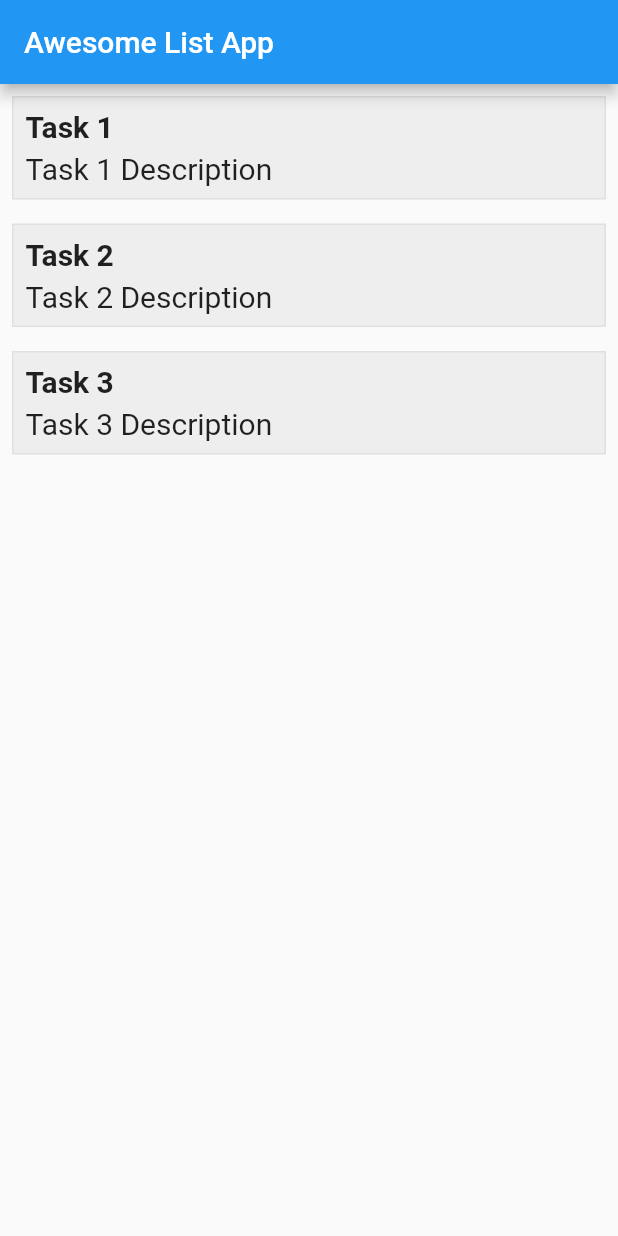
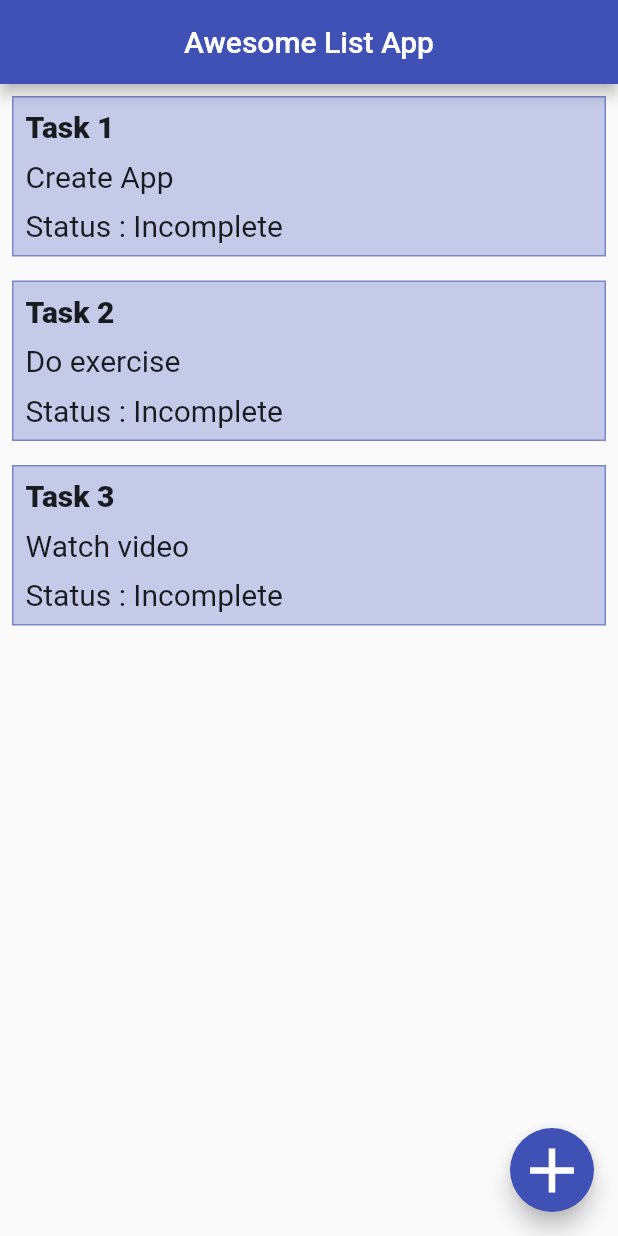
Before and after one commit to tomyamGTX/flutter_note, a Flutter app: the screen it shows after launch, on a phone screen of 412 x 824 dp. Run offline on Flutter 3.47's test engine with Material 2 defaults, Android fonts, the phone set to English and light mode, and no system bars.

Commit message:
change design

```diff
--- a/lib/main.dart
+++ b/lib/main.dart
@@ -13,7 +13,7 @@ class MyApp extends StatelessWidget {
       title: 'Flutter Note',
       theme: ThemeData(
 textTheme: TextTheme(headline4: TextStyle(color: Colors.indigo) ),
-        primarySwatch: Colors.blue,
+        primarySwatch: Colors.indigo,
       ),
       home: MyHomePage(title: 'Flutter Note App'),
     );
--- a/lib/model/task.model.dart
+++ b/lib/model/task.model.dart
@@ -1,12 +1,13 @@
 class Task {
   String title;
   String description;
+  String status;
 
-  Task({this.title, this.description});
+  Task({this.title, this.description,this.status});
 }
 
 List<Task> taskList = [
-  Task(title: 'Task 1', description: 'Task 1 Description'),
-  Task(title: 'Task 2', description: 'Task 2 Description'),
-  Task(title: 'Task 3', description: 'Task 3 Description'),
+  Task(title: 'Task 1', description: 'Create App', status: 'Incomplete'),
+  Task(title: 'Task 2', description: 'Do exercise',status: 'Incomplete'),
+  Task(title: 'Task 3', description: 'Watch video',status: 'Incomplete'),
 ];
--- a/lib/screen/home.screen.dart
+++ b/lib/screen/home.screen.dart
@@ -7,6 +7,7 @@ class HomeScreen extends StatelessWidget {
     return Scaffold(
       appBar: AppBar(
         title: Text('Awesome List App'),
+        centerTitle: true,
       ),
       body: ListView(
         children: List.generate(
@@ -16,6 +17,8 @@ class HomeScreen extends StatelessWidget {
           },
         ),
       ),
+      floatingActionButton: FloatingActionButton(
+        child: Icon(Icons.add,size: 50,),),
     );
   }
 }
@@ -31,8 +34,8 @@ class TaskContainer extends StatelessWidget {
       padding: const EdgeInsets.all(8.0),
       child: Container(
         decoration: BoxDecoration(
-          color: Colors.grey.shade200,
-          border: Border.all(color: Colors.grey.shade300),
+          color: Colors.indigo.shade100,
+          border: Border.all(color: Colors.indigo.shade300),
         ),
         padding: const EdgeInsets.all(8.0),
         child: Column(
@@ -40,13 +43,20 @@ class TaskContainer extends StatelessWidget {
           children: [
             Text(
               task.title,
-              style: TextStyle(fontSize: 20, fontWeight: FontWeight.w600),
+              style: TextStyle(fontSize: 20, fontWeight: FontWeight.w900),
             ),
             SizedBox(
-              height: 5,
+              height: 10,
             ),
             Text(
               task.description,
+              style: TextStyle(fontSize: 20),
+            ),
+            SizedBox(
+              height: 10,
+            ),
+            Text(
+              'Status : ${task.status}',
               style: TextStyle(fontSize: 20),
             ),
           ],
```
